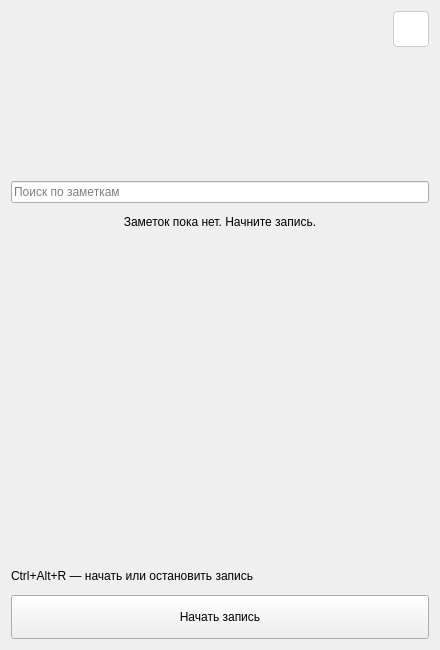
Old version of the form ui/main_window.ui in the repository thekeny/Sayte.
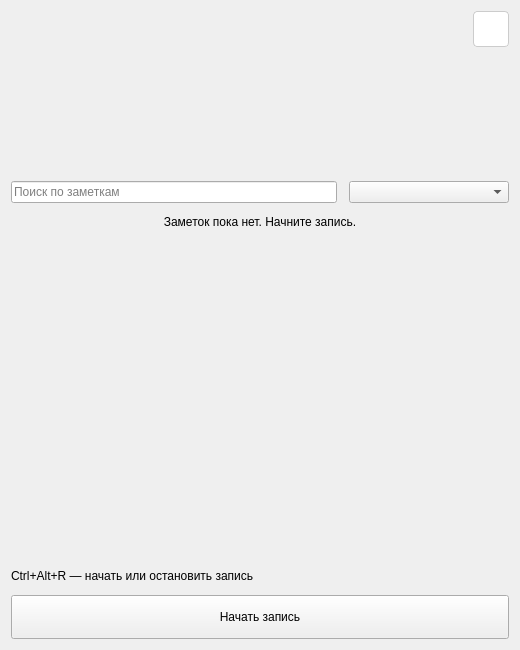
New version of the form.

```diff
--- a/ui/main_window.ui
+++ b/ui/main_window.ui
@@ -2,7 +2,7 @@
 <ui version="4.0">
  <class>Sayte</class>
  <widget class="QWidget" name="Sayte">
-  <property name="geometry"><rect><x>300</x><y>150</y><width>440</width><height>650</height></rect></property>
+  <property name="geometry"><rect><x>300</x><y>150</y><width>520</width><height>650</height></rect></property>
   <property name="minimumSize"><size><width>360</width><height>400</height></size></property>
   <property name="windowTitle"><string>Sayte</string></property>
   <layout class="QVBoxLayout" name="verticalLayout" stretch="0,0,0,0,1,0,0">
@@ -24,10 +24,17 @@
     <property name="minimumSize"><size><width>0</width><height>110</height></size></property>
     <property name="alignment"><set>Qt::AlignmentFlag::AlignCenter</set></property>
    </widget></item>
+   <item><layout class="QHBoxLayout" name="searchLayout">
    <item><widget class="QLineEdit" name="searchInput">
     <property name="placeholderText"><string>Поиск по заметкам</string></property>
     <property name="clearButtonEnabled"><bool>true</bool></property>
    </widget></item>
+   <item><widget class="QComboBox" name="tagFilter">
+    <property name="minimumSize"><size><width>160</width><height>0</height></size></property>
+    <property name="toolTip"><string>Фильтр по тегу</string></property>
+    <property name="accessibleName"><string>Фильтр по тегу</string></property>
+   </widget></item>
+   </layout></item>
    <item><widget class="QLabel" name="emptyLabel">
     <property name="text"><string>Заметок пока нет. Начните запись.</string></property>
     <property name="alignment"><set>Qt::AlignmentFlag::AlignCenter</set></property>
```
